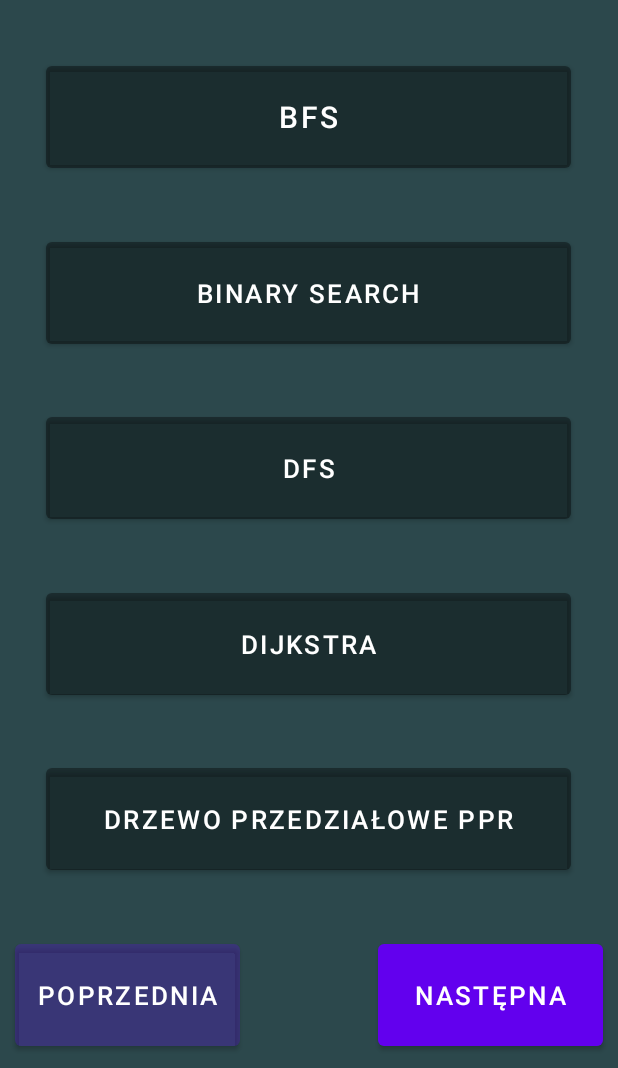
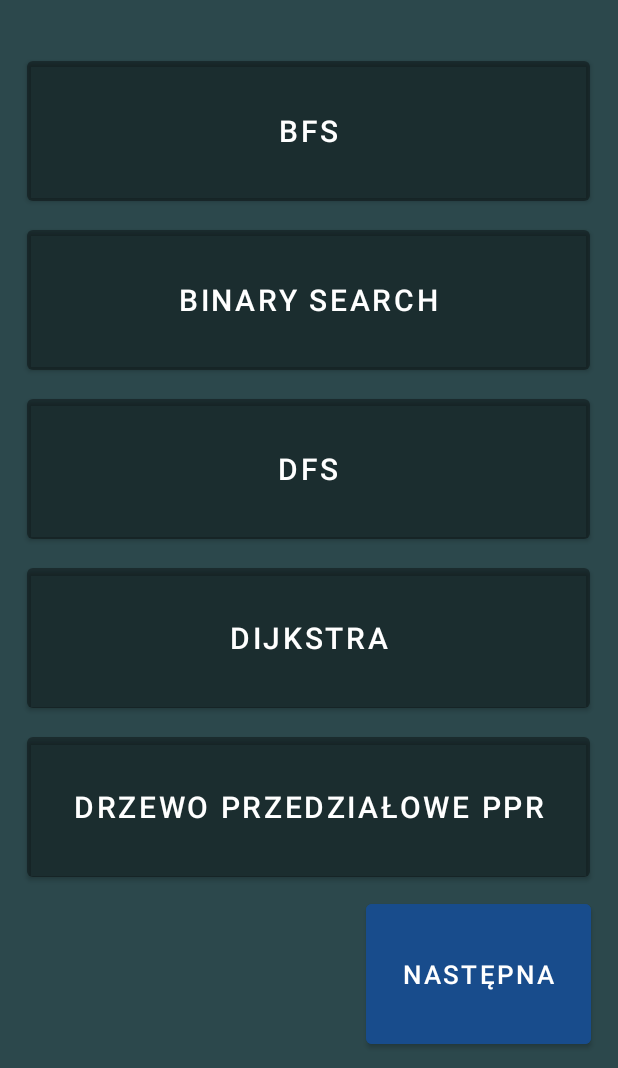
Before and after one commit to Zosiamm/algoquizy, an Android app: the ChooseQuiz screen opened directly, with no data from a screen before it, on a phone screen of 412 x 824 dp, the part 168-1236 px from its top. Run offline under Robolectric (Android 15) with nearby library versions, the phone set to English and light mode, and no system bars.

Commit message:
changes in layout

```diff
--- a/app/src/main/java/com/example/algoquizy/ChooseQuiz.java
+++ b/app/src/main/java/com/example/algoquizy/ChooseQuiz.java
@@ -34,7 +34,7 @@ import okhttp3.Response;
 
 public class ChooseQuiz extends AppCompatActivity {
     ImageButton breturn;
-    Button bnext, quiz, bprevious;
+    Button bnext, quiz;
     MediaPlayer mediaPlayer;
     boolean cmusic = true, csounds;
     @Override
@@ -48,8 +48,6 @@ public class ChooseQuiz extends AppCompatActivity {
         breturn.setOnClickListener(this::OnClick);
         bnext = findViewById(R.id.next);
         bnext.setOnClickListener(this::OnClick);
-        bprevious = findViewById(R.id.previous);
-        bprevious.setOnClickListener(this::OnClick);
         mediaPlayer = MediaPlayer.create(ChooseQuiz.this, R.raw.algoquizy_thinking_music);
         mediaPlayer.setLooping(true);
         mediaPlayer.start();
@@ -101,9 +99,6 @@ public class ChooseQuiz extends AppCompatActivity {
             startActivity(it);
             finish();
         }
-        else if(view.getId() == bprevious.getId()){
-            return;
-        }
         else{
             String resourceName = view.getResources().getResourceName(view.getId());
             String strnumber = "";
--- a/app/src/main/res/layout/fragment_choose_quiz.xml
+++ b/app/src/main/res/layout/fragment_choose_quiz.xml
@@ -39,11 +39,12 @@
     </androidx.constraintlayout.widget.ConstraintLayout>
     <Button
         android:id="@+id/q0"
-        android:layout_width="350dp"
-        android:layout_height="80dp"
+        android:layout_width="375dp"
+        android:layout_height="105dp"
         android:backgroundTint="@color/cardview_shadow_start_color"
         android:padding="0dp"
         android:textSize="20sp"
+        android:textColor="#FFFFFF"
         app:layout_constraintBottom_toBottomOf="parent"
         app:layout_constraintHorizontal_bias="0.491"
         app:layout_constraintLeft_toLeftOf="parent"
@@ -54,97 +55,88 @@
 
     <Button
         android:id="@+id/q1"
-        android:layout_width="350dp"
-        android:layout_height="80dp"
+        android:layout_width="375dp"
+        android:layout_height="105dp"
         android:backgroundTint="@color/cardview_shadow_start_color"
         android:padding="0dp"
-        android:text="@string/prefixsums"
         android:textAlignment="center"
-        android:textSize="17sp"
+        android:textSize="20sp"
+        android:textColor="#FFFFFF"
         app:layout_constraintBottom_toBottomOf="parent"
         app:layout_constraintHorizontal_bias="0.491"
         app:layout_constraintLeft_toLeftOf="parent"
         app:layout_constraintRight_toRightOf="parent"
         app:layout_constraintTop_toTopOf="parent"
-        app:layout_constraintVertical_bias="0.307" />
+        app:layout_constraintVertical_bias="0.307"
+        tools:ignore="SpeakableTextPresentCheck" />
 
     <Button
         android:id="@+id/q2"
-        android:layout_width="350dp"
-        android:layout_height="80dp"
+        android:layout_width="375dp"
+        android:layout_height="105dp"
         android:backgroundTint="@color/cardview_shadow_start_color"
         android:padding="0dp"
-        android:text="@string/binarysearch"
         android:textAlignment="center"
-        android:textSize="17sp"
+        android:textSize="20sp"
+        android:textColor="#FFFFFF"
         app:layout_constraintBottom_toBottomOf="parent"
         app:layout_constraintHorizontal_bias="0.491"
         app:layout_constraintLeft_toLeftOf="parent"
         app:layout_constraintRight_toRightOf="parent"
         app:layout_constraintTop_toTopOf="parent"
         app:layout_constraintVertical_bias="0.477"
-        tools:ignore="DuplicateSpeakableTextCheck" />
+        tools:ignore="DuplicateSpeakableTextCheck,SpeakableTextPresentCheck" />
 
     <Button
         android:id="@+id/q3"
-        android:layout_width="350dp"
-        android:layout_height="80dp"
+        android:layout_width="375dp"
+        android:layout_height="105dp"
         android:backgroundTint="@color/cardview_shadow_start_color"
         android:padding="0dp"
-        android:text="@string/binarysearch"
         android:textAlignment="center"
-        android:textSize="17sp"
+        android:textSize="20sp"
+        android:textColor="#FFFFFF"
         app:layout_constraintBottom_toBottomOf="parent"
         app:layout_constraintHorizontal_bias="0.491"
         app:layout_constraintLeft_toLeftOf="parent"
         app:layout_constraintRight_toRightOf="parent"
         app:layout_constraintTop_toTopOf="parent"
-        app:layout_constraintVertical_bias="0.647" />
+        app:layout_constraintVertical_bias="0.647"
+        tools:ignore="SpeakableTextPresentCheck" />
 
     <Button
         android:id="@+id/q4"
-        android:layout_width="350dp"
-        android:layout_height="80dp"
+        android:layout_width="375dp"
+        android:layout_height="105dp"
         android:backgroundTint="@color/cardview_shadow_start_color"
         android:padding="0dp"
-        android:text="@string/binarysearch"
         android:textAlignment="center"
-        android:textSize="17sp"
+        android:textSize="20sp"
+        android:textColor="#FFFFFF"
         app:layout_constraintBottom_toBottomOf="parent"
         app:layout_constraintHorizontal_bias="0.491"
         app:layout_constraintLeft_toLeftOf="parent"
         app:layout_constraintRight_toRightOf="parent"
         app:layout_constraintTop_toTopOf="parent"
-        app:layout_constraintVertical_bias="0.817" />
+        app:layout_constraintVertical_bias="0.817"
+        tools:ignore="SpeakableTextPresentCheck" />
+
     <Button
-        android:id="@+id/previous"
+        android:id="@+id/next"
         android:layout_width="150dp"
-        android:layout_height="80dp"
+        android:layout_height="105dp"
         android:padding="0dp"
-        android:backgroundTint="#236200EE"
-        android:text="@string/previous"
+        android:text="@string/next"
         android:textAlignment="center"
         android:textSize="17sp"
+        android:textColor="#FFFFFF"
+        android:backgroundTint="#184C8C"
         app:layout_constraintBottom_toBottomOf="parent"
-        app:layout_constraintHorizontal_bias="0.039"
+        app:layout_constraintHorizontal_bias="0.931"
         app:layout_constraintLeft_toLeftOf="parent"
         app:layout_constraintRight_toRightOf="parent"
         app:layout_constraintTop_toTopOf="parent"
-        app:layout_constraintVertical_bias="0.987" />
-    <Button
-        android:layout_width="150dp"
-        android:layout_height="80dp"
-        android:padding="0dp"
-        android:text="@string/next"
-        android:id="@+id/next"
-        android:textAlignment="center"
-        android:textSize="17sp"
-        app:layout_constraintBottom_toBottomOf="parent"
-        app:layout_constraintHorizontal_bias="0.961"
-        app:layout_constraintLeft_toLeftOf="parent"
-        app:layout_constraintRight_toRightOf="parent"
-        app:layout_constraintTop_toTopOf="parent"
-        app:layout_constraintVertical_bias="0.987" />
+        app:layout_constraintVertical_bias="0.985" />
 
 
 </androidx.constraintlayout.widget.ConstraintLayout>
--- a/app/src/main/res/values/strings.xml
+++ b/app/src/main/res/values/strings.xml
@@ -16,5 +16,5 @@
     <string name="result">Wynik:</string>
     <string name="next">Następna</string>
     <string name="previous">Poprzednia</string>
-    <string name="chooselanguage">Wybierz język</string>
+    <string name="chooselanguage">Wybierz język\nw którym\nbędą kody\nw quizie</string>
 </resources>
```
Also changed, not shown: app/src/main/java/com/example/algoquizy/ChooseQuizThird.java (+1 -6 lines), app/src/main/res/layout/fragment_choose_language.xml (+12 -13 lines), app/src/main/res/layout/fragment_choose_quiz_second.xml (+34 -26 lines), app/src/main/res/layout/fragment_choose_quiz_third.xml (+31 -39 lines), app/src/main/res/layout/fragment_question_view.xml (+51 -42 lines), app/src/main/res/drawable/none.png (deleted), 1 other file.
